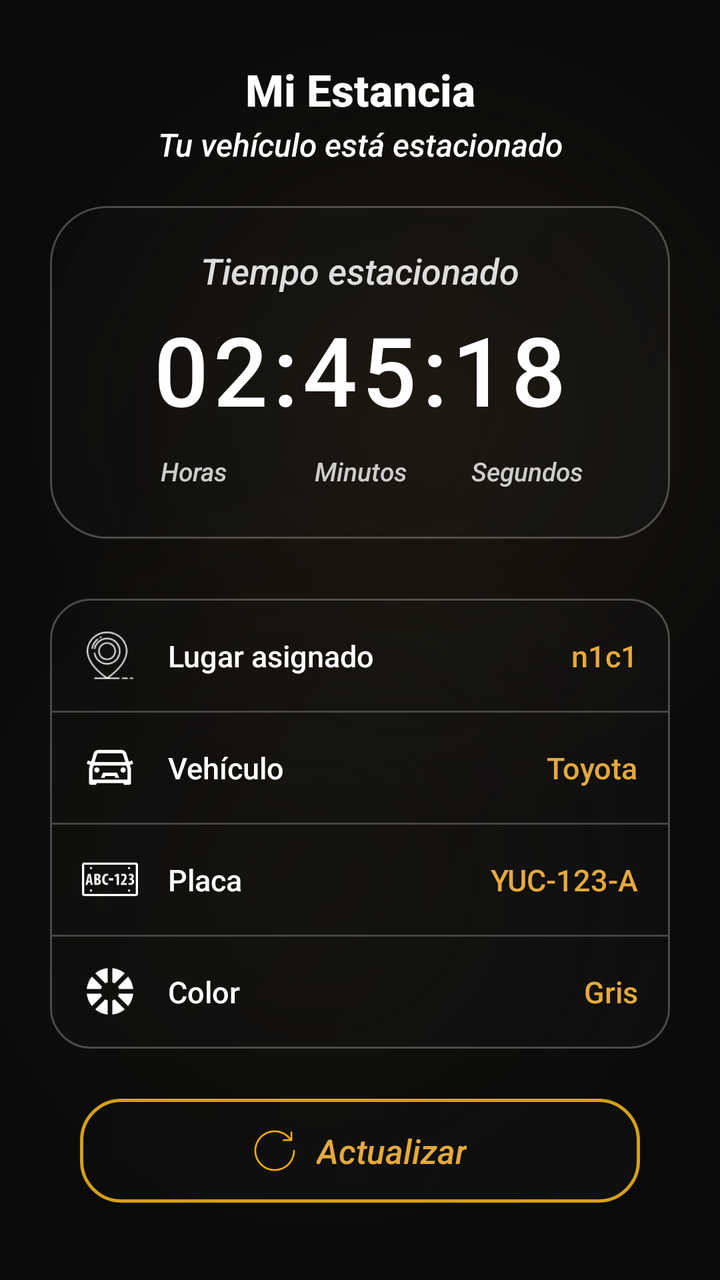
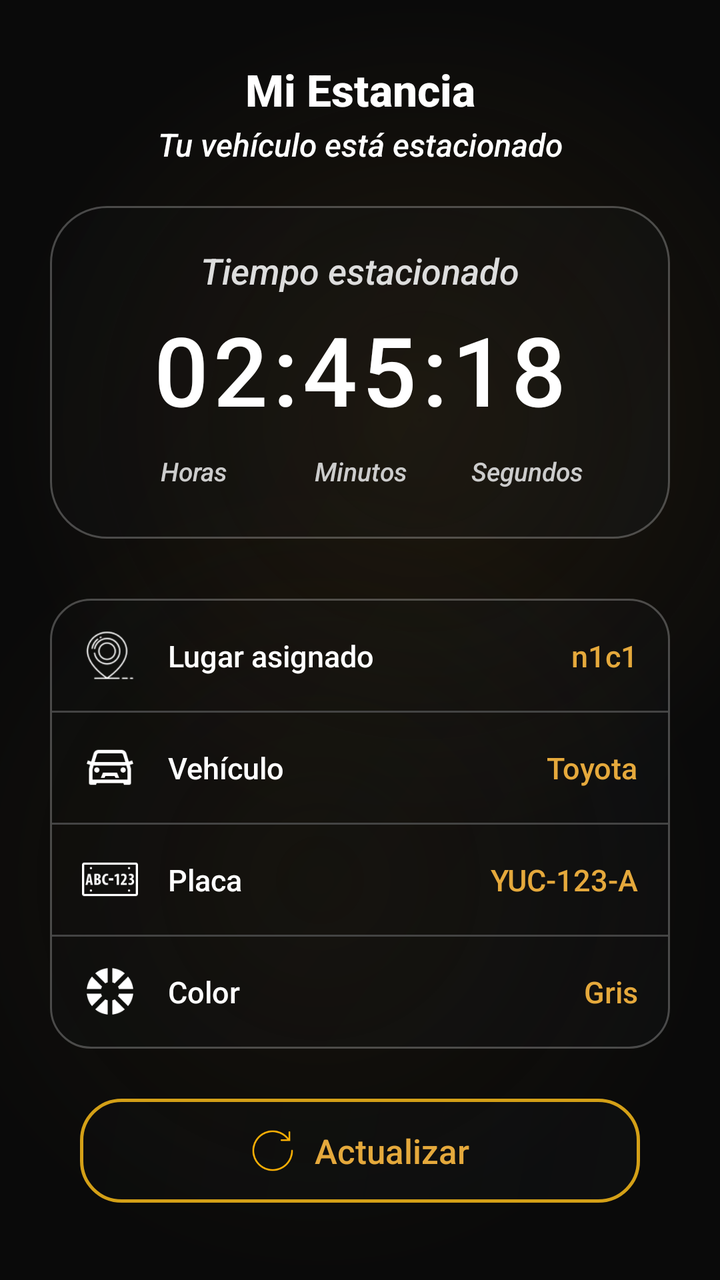

Two renders of the same Android screen: before a commit and after it. Below are the layout's source before the change and the commit's diff.
<!-- AndroidManifest.xml: application theme Theme.AppKaaxPark -->
<!-- res/layout/activity_estancia_vehiculo.xml -->
<?xml version="1.0" encoding="utf-8"?>
<androidx.constraintlayout.widget.ConstraintLayout
    xmlns:android="http://schemas.android.com/apk/res/android"
    xmlns:app="http://schemas.android.com/apk/res-auto"
    xmlns:tools="http://schemas.android.com/tools"
    android:layout_width="match_parent"
    android:layout_height="match_parent"
    tools:context=".Cliente.EstanciaVehiculo"
    android:background="@drawable/bg_screen_glass">

    <TextView
        android:id="@+id/txtTitulo"
        android:layout_width="wrap_content"
        android:layout_height="wrap_content"
        android:layout_marginTop="30dp"
        android:text="Mi Estancia"
        android:textColor="#FFFFFF"
        android:textSize="22sp"
        android:textStyle="bold"
        app:layout_constraintEnd_toEndOf="parent"
        app:layout_constraintStart_toStartOf="parent"
        app:layout_constraintTop_toTopOf="parent" />

    <TextView
        android:id="@+id/txtSubtitulo"
        android:layout_width="0dp"
        android:layout_height="wrap_content"
        android:layout_marginStart="32dp"
        android:layout_marginTop="2dp"
        android:layout_marginEnd="32dp"
        android:gravity="center"
        android:text="Tu vehículo está estacionado"
        android:textColor="#FFFFFF"
        android:textSize="16sp"
        android:textStyle="italic"
        app:layout_constraintEnd_toEndOf="parent"
        app:layout_constraintStart_toStartOf="parent"
        app:layout_constraintTop_toBottomOf="@id/txtTitulo" />

    <LinearLayout
        android:id="@+id/containerCronometro"
        android:layout_width="match_parent"
        android:layout_height="wrap_content"
        android:layout_marginStart="25dp"
        android:layout_marginTop="20dp"
        android:layout_marginEnd="25dp"
        android:background="@drawable/bg_timer_estancia"
        android:gravity="center_horizontal"
        android:orientation="vertical"
        android:paddingTop="20dp"
        android:paddingBottom="25dp"
        app:layout_constraintTop_toBottomOf="@id/txtSubtitulo">

        <TextView
            android:layout_width="wrap_content"
            android:layout_height="wrap_content"
            android:text="Tiempo estacionado"
            android:textColor="#DDDDDD"
            android:textStyle="italic"
            android:textSize="18sp" />

        <TextView
            android:id="@+id/txtTiempoMarcador"
            android:layout_width="wrap_content"
            android:layout_height="wrap_content"
            android:layout_marginTop="5dp"
            android:text="02:45:18"
            android:textColor="#FFFFFF"
            android:textSize="48sp"
            android:letterSpacing="0.05" />

        <LinearLayout
            android:layout_width="match_parent"
            android:layout_height="wrap_content"
            android:layout_marginTop="10dp"
            android:layout_marginStart="30dp"
            android:layout_marginEnd="30dp"
            android:orientation="horizontal">

            <TextView
                android:layout_width="0dp"
                android:layout_height="wrap_content"
                android:layout_weight="1"
                android:gravity="center"
                android:text="Horas"
                android:textStyle="italic"
                android:textColor="#CCCCCC"
                android:textSize="13sp" />

            <TextView
                android:layout_width="0dp"
                android:layout_height="wrap_content"
                android:layout_weight="1"
                android:gravity="center"
                android:text="Minutos"
                android:textStyle="italic"
                android:textColor="#CCCCCC"
                android:textSize="13sp" />

            <TextView
                android:layout_width="0dp"
                android:layout_height="wrap_content"
                android:layout_weight="1"
                android:gravity="center"
                android:text="Segundos"
                android:textStyle="italic"
                android:textColor="#CCCCCC"
                android:textSize="13sp" />
        </LinearLayout>
    </LinearLayout>

    <LinearLayout
        android:id="@+id/containerDetalleVehiculo"
        android:layout_width="match_parent"
        android:layout_height="wrap_content"
        android:layout_marginStart="25dp"
        android:layout_marginTop="30dp"
        android:layout_marginEnd="25dp"
        android:background="@drawable/border_detalle_estancia"
        android:orientation="vertical"
        android:padding="1dp"
        app:layout_constraintTop_toBottomOf="@id/containerCronometro">

        <RelativeLayout
            android:layout_width="match_parent"
            android:layout_height="55dp"
            android:paddingHorizontal="15dp"
            android:gravity="center_vertical">
            <ImageView
                android:id="@+id/icRowLugar"
                android:layout_width="28dp"
                android:layout_height="28dp"
                android:layout_centerVertical="true"
                android:src="@drawable/icon_lugar" />
            <TextView
                android:layout_width="wrap_content"
                android:layout_height="wrap_content"
                android:layout_toEndOf="@id/icRowLugar"
                android:layout_marginStart="15dp"
                android:layout_centerVertical="true"
                android:text="Lugar asignado"
                android:textColor="#FFFFFF"
                android:textSize="15sp" />
            <TextView
                android:id="@+id/txtDetalleLugar"
                android:layout_width="wrap_content"
                android:layout_height="wrap_content"
                android:layout_alignParentEnd="true"
                android:layout_centerVertical="true"
                android:text="n1c1"
                android:textColor="#E5A93C"
                android:textSize="15sp" />
        </RelativeLayout>

        <View android:layout_width="match_parent" android:layout_height="1dp" android:background="#444444" />

        <RelativeLayout
            android:layout_width="match_parent"
            android:layout_height="55dp"
            android:paddingHorizontal="15dp"
            android:gravity="center_vertical">
            <ImageView
                android:id="@+id/icRowVehiculo"
                android:layout_width="28dp"
                android:layout_height="28dp"
                android:layout_centerVertical="true"
                android:src="@drawable/icon_vehiculo" />
            <TextView
                android:layout_width="wrap_content"
                android:layout_height="wrap_content"
                android:layout_toEndOf="@id/icRowVehiculo"
                android:layout_marginStart="15dp"
                android:layout_centerVertical="true"
                android:text="Vehículo"
                android:textColor="#FFFFFF"
                android:textSize="15sp" />
            <TextView
                android:id="@+id/txtDetalleMarca"
                android:layout_width="wrap_content"
                android:layout_height="wrap_content"
                android:layout_alignParentEnd="true"
                android:layout_centerVertical="true"
                android:text="Toyota"
                android:textColor="#E5A93C"
                android:textSize="15sp" />
        </RelativeLayout>

        <View android:layout_width="match_parent" android:layout_height="1dp" android:background="#444444" />

        <RelativeLayout
            android:layout_width="match_parent"
            android:layout_height="55dp"
            android:paddingHorizontal="15dp"
            android:gravity="center_vertical">
            <ImageView
                android:id="@+id/ic稳Placa"
                android:layout_width="28dp"
                android:layout_height="28dp"
                android:layout_centerVertical="true"
                android:src="@drawable/icon_placa" />
            <TextView
                android:layout_width="wrap_content"
                android:layout_height="wrap_content"
                android:layout_toEndOf="@id/ic稳Placa"
                android:layout_marginStart="15dp"
                android:layout_centerVertical="true"
                android:text="Placa"
                android:textColor="#FFFFFF"
                android:textSize="15sp" />
            <TextView
                android:id="@+id/txtDetallePlaca"
                android:layout_width="wrap_content"
                android:layout_height="wrap_content"
                android:layout_alignParentEnd="true"
                android:layout_centerVertical="true"
                android:text="YUC-123-A"
                android:textColor="#E5A93C"
                android:textSize="15sp" />
        </RelativeLayout>

        <View android:layout_width="match_parent" android:layout_height="1dp" android:background="#444444" />

        <RelativeLayout
            android:layout_width="match_parent"
            android:layout_height="55dp"
            android:paddingHorizontal="15dp"
            android:gravity="center_vertical">
            <ImageView
                android:id="@+id/icRowColor"
                android:layout_width="28dp"
                android:layout_height="28dp"
                android:layout_centerVertical="true"
                android:src="@drawable/icon_color" />
            <TextView
                android:layout_width="wrap_content"
                android:layout_height="wrap_content"
                android:layout_toEndOf="@id/icRowColor"
                android:layout_marginStart="15dp"
                android:layout_centerVertical="true"
                android:text="Color"
                android:textColor="#FFFFFF"
                android:textSize="15sp" />
            <TextView
                android:id="@+id/txtDetalleColor"
                android:layout_width="wrap_content"
                android:layout_height="wrap_content"
                android:layout_alignParentEnd="true"
                android:layout_centerVertical="true"
                android:text="Gris"
                android:textColor="#E5A93C"
                android:textSize="15sp" />
        </RelativeLayout>
    </LinearLayout>

    <LinearLayout
        android:id="@+id/btnActualizar"
        android:layout_width="match_parent"
        android:layout_height="52dp"
        android:layout_marginStart="40dp"
        android:layout_marginTop="25dp"
        android:layout_marginEnd="40dp"
        android:background="@drawable/border_boton_actualizar"
        android:orientation="horizontal"
        android:gravity="center"
        android:clickable="true"
        android:focusable="true"
        app:layout_constraintTop_toBottomOf="@id/containerDetalleVehiculo">

        <ImageView
            android:layout_width="22dp"
            android:layout_height="22dp"
            android:layout_marginEnd="10dp"
            android:src="@drawable/icon_actualizar" />

        <TextView
            android:layout_width="wrap_content"
            android:layout_height="wrap_content"
            android:text="Actualizar"
            android:textStyle="italic"
            android:textColor="#E5A93C"
            android:textSize="17sp" />
    </LinearLayout>

</androidx.constraintlayout.widget.ConstraintLayout>
<!-- resources referenced by this layout -->
<resources>
  <!-- drawable bg_screen_glass (drawable) -->
  <?xml version="1.0" encoding="utf-8"?>
  <layer-list xmlns:android="http://schemas.android.com/apk/res/android">
  
      
      <item>
          <shape android:shape="rectangle">
              <solid android:color="#0A0A0A" />
          </shape>
      </item>
  
      
      <item android:gravity="top|start">
          <shape android:shape="oval">
              <size android:width="420dp" android:height="420dp" />
              <gradient
                  android:type="radial"
                  android:gradientRadius="210dp"
                  android:centerColor="#333A2A10"
                  android:startColor="#663A2A10"
                  android:endColor="#000A0A0A" />
          </shape>
      </item>
  
      
      <item android:gravity="bottom|end">
          <shape android:shape="oval">
              <size android:width="400dp" android:height="400dp" />
              <gradient
                  android:type="radial"
                  android:gradientRadius="200dp"
                  android:centerColor="#2A2A1F0A"
                  android:startColor="#552A1F0A"
                  android:endColor="#000A0A0A" />
          </shape>
      </item>
  
  </layer-list>
  <!-- drawable bg_timer_estancia (drawable) -->
  <?xml version="1.0" encoding="utf-8"?>
  <shape xmlns:android="http://schemas.android.com/apk/res/android">
      <gradient
          android:angle="135"
          android:startColor="#3A1C2024"
          android:centerColor="#28171B1F"
          android:endColor="#20101214" />
      <stroke
          android:width="1dp"
          android:color="@color/glass_border" />
      <corners android:radius="28dp" />
  </shape>
  <!-- drawable border_boton_actualizar (drawable) -->
  <?xml version="1.0" encoding="utf-8"?>
  <shape xmlns:android="http://schemas.android.com/apk/res/android"
      android:shape="rectangle">
      <gradient
          android:angle="135"
          android:startColor="#33191D21"
          android:centerColor="#26171B1F"
          android:endColor="#20101214" />
      <stroke
          android:width="1.5dp"
          android:color="@color/gold_primary" />
      <corners android:radius="20dp" />
  </shape>
  <!-- drawable border_detalle_estancia (drawable) -->
  <?xml version="1.0" encoding="utf-8"?>
  <shape xmlns:android="http://schemas.android.com/apk/res/android">
      <gradient
          android:angle="135"
          android:startColor="#33191D21"
          android:centerColor="#26171B1F"
          android:endColor="#20101214" />
      <stroke
          android:width="1dp"
          android:color="@color/glass_border" />
      <corners android:radius="20dp" />
  </shape>
  <style name="Theme.AppKaaxPark" parent="Base.Theme.AppKaaxPark" />
  <color name="glass_border">#40FFFFFF</color>
  <color name="gold_primary">#D4A017</color>
  <color name="black">#FF000000</color>
  <color name="gold_secondary">#E5A93C</color>
  <color name="gold_light">#F0C24B</color>
  <color name="glass_surface">#33191D21</color>
  <color name="white">#FFFFFFFF</color>
  <color name="glass_surface_soft">#22191D21</color>
  <style name="Widget.AppKaaxPark.TextView" parent="@android:style/Widget.TextView">
          <item name="android:fontFamily">sans-serif-medium</item>
      </style>
  <style name="Widget.AppKaaxPark.EditText" parent="@android:style/Widget.EditText">
          <item name="android:fontFamily">sans-serif-medium</item>
      </style>
  <style name="Widget.AppKaaxPark.Button" parent="@android:style/Widget.Button">
          <item name="android:fontFamily">sans-serif-medium</item>
          <item name="android:letterSpacing">0.02</item>
      </style>
  <!-- unchanged entries left out for length: 6 -->
</resources>

<!-- the commit's change to res/layout/activity_estancia_vehiculo.xml (unified diff, before → after) -->
@@ -276,7 +276,6 @@
             android:layout_width="wrap_content"
             android:layout_height="wrap_content"
             android:text="Actualizar"
-            android:textStyle="italic"
             android:textColor="#E5A93C"
             android:textSize="17sp" />
     </LinearLayout>
